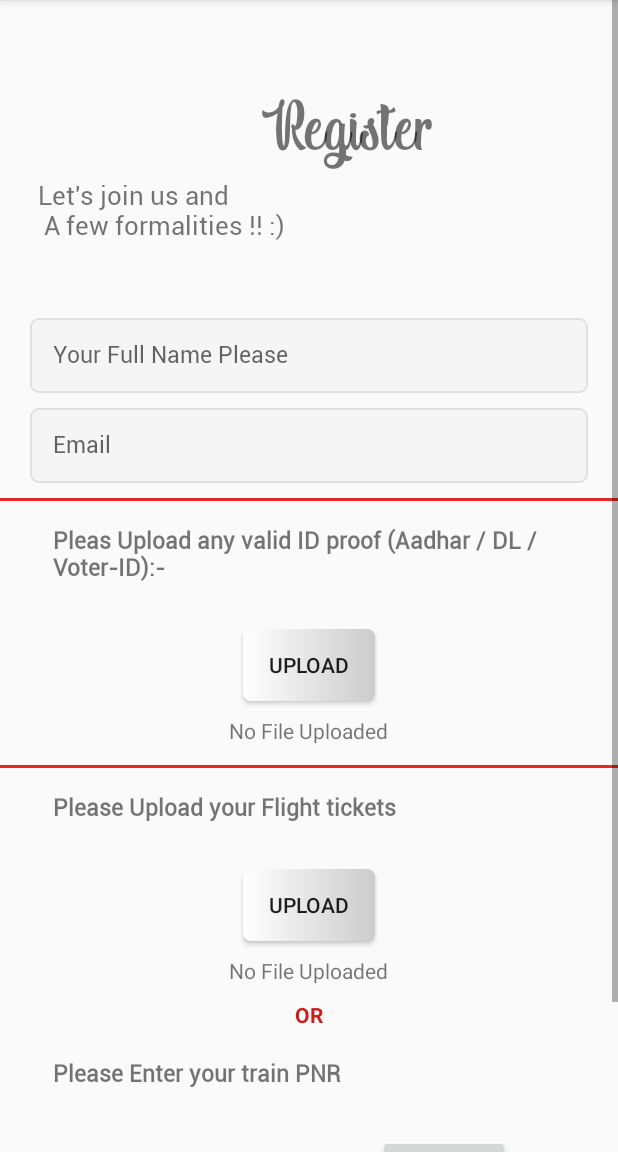
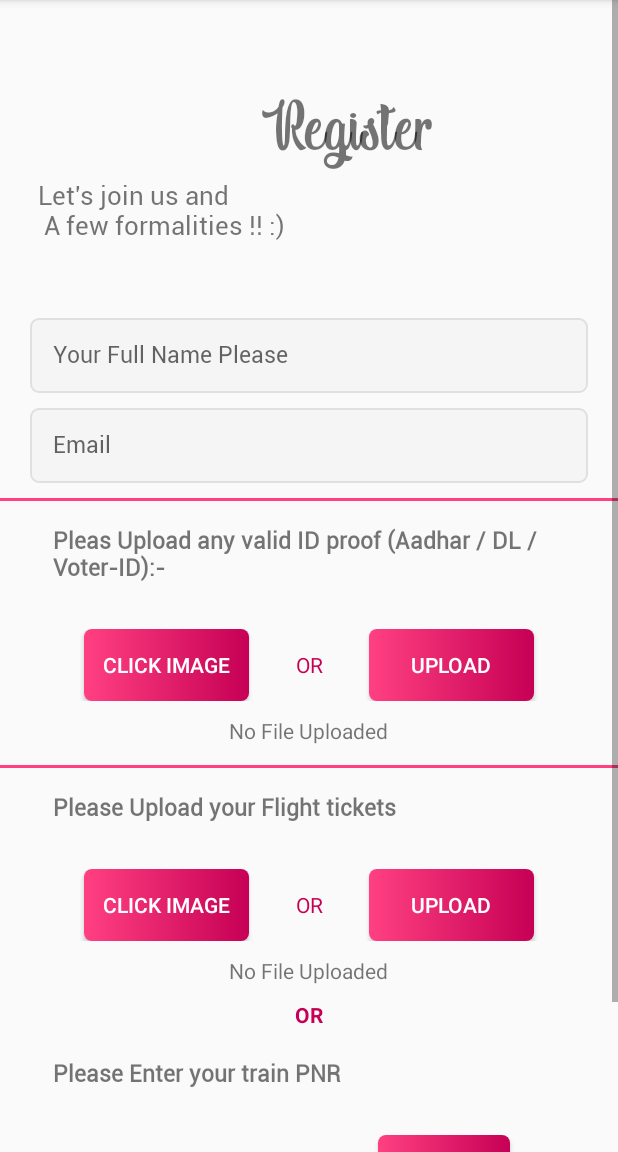
Before and after one commit to abhigupta19/Wedding_app, an Android app: the MainActivity screen opened directly, with no data from a screen before it, on a phone screen of 412 x 824 dp, the part 84-1236 px from its top. Run offline under Robolectric (Android 15) with nearby library versions, the phone set to English and light mode, and no system bars; our stand-ins replace Firebase (no records; nobody signed in at launch, a user with empty details on screens opened directly).

Commit message:
UI THeme changed

```diff
--- a/app/src/main/res/drawable/button_background.xml
+++ b/app/src/main/res/drawable/button_background.xml
@@ -1,5 +1,5 @@
 <shape xmlns:android="http://schemas.android.com/apk/res/android">
     <corners android:radius="5dp"/>
-    <gradient android:startColor="#CC1D1D"
-        android:endColor="#CC1D1D"/>
+    <gradient android:startColor="@color/primary_dark"
+        android:endColor="@color/primary_darker"/>
 </shape>
--- a/app/src/main/res/layout/activity_login.xml
+++ b/app/src/main/res/layout/activity_login.xml
@@ -5,7 +5,7 @@
     xmlns:tools="http://schemas.android.com/tools"
     android:layout_width="match_parent"
     android:layout_height="match_parent"
-    android:background="@color/primary"
+    android:background="@drawable/back"
     tools:context=".Login">
 
 
@@ -13,7 +13,7 @@
         android:layout_width="1dp"
         android:layout_height="1dp"
         android:scaleType="centerCrop"
-        android:src="@drawable/backgtound_png"
+        android:src="@drawable/back"
         android:alpha="127"
         android:visibility="gone"
         app:layout_constraintBottom_toBottomOf="parent"
@@ -32,7 +32,7 @@
         android:text=" XYZ "
         android:textAlignment="center"
         android:layout_gravity="center_horizontal"
-        android:textColor="#ffffff"
+        android:textColor="@color/black"
         android:textSize="30sp"
         app:layout_constraintEnd_toEndOf="parent"
         app:layout_constraintHorizontal_bias="1.0"
@@ -90,7 +90,7 @@
             android:layout_marginLeft="8dp"
             android:layout_marginTop="0dp"
             android:text="Phone number"
-            android:textColor="@color/white"
+            android:textColor="@color/black"
             app:layout_constraintStart_toStartOf="@+id/userPhone"
             app:layout_constraintTop_toBottomOf="@+id/username" />
 
@@ -104,8 +104,8 @@
             android:layout_marginBottom="8dp"
             android:background="@drawable/edittext_background"
             android:hint="Your Phone number!"
-            android:textColor="@color/accent"
-            android:textColorHint="@color/accent"
+            android:textColor="@color/black"
+            android:textColorHint="@color/black"
             android:inputType="phone"
             android:padding="15dp"
             app:layout_constraintBottom_toBottomOf="parent"
@@ -137,7 +137,7 @@
             android:layout_marginBottom="8dp"
             android:text="Enter the 4 digit OTP"
             android:textAlignment="center"
-            android:textColor="@color/accent"
+            android:textColor="@color/black"
             android:textStyle="bold"
             android:gravity="center"
             app:layout_constraintBottom_toTopOf="@+id/pinView"
@@ -156,9 +156,9 @@
             android:inputType="number"
             android:padding="10dp"
             android:textSize="18sp"
-            android:textColor="@color/accent"
-            app:cursorColor="@color/accent"
-            android:shadowColor="@color/accent"
+            android:textColor="@color/black"
+            app:cursorColor="@color/black"
+            android:shadowColor="@color/black"
             app:itemCount="4"
             app:itemHeight="48dp"
             app:itemRadius="10dp"
@@ -175,7 +175,7 @@
             android:layout_marginTop="16dp"
             android:layout_marginBottom="8dp"
             android:text="Didn't get the OTP? RESEND OTP."
-            android:textColor="@color/accent"
+            android:textColor="@color/black"
             app:layout_constraintBottom_toBottomOf="parent"
             app:layout_constraintEnd_toEndOf="@+id/pinView"
             app:layout_constraintHorizontal_bias="0.473"
--- a/app/src/main/res/layout/activity_main.xml
+++ b/app/src/main/res/layout/activity_main.xml
@@ -90,14 +90,36 @@
         android:layout_height="wrap_content"
         android:gravity="center_horizontal"
         android:orientation="vertical">
+        <LinearLayout
+            android:layout_width="match_parent"
+            android:orientation="horizontal"
+            android:gravity="center_horizontal"
+            android:layout_height="wrap_content">
         <Button
-            android:layout_width="wrap_content"
-            android:background="@drawable/sober_bg"
-            android:text="UPLOAD"
-            android:id="@+id/et_id_up"
+            android:layout_width="110dp"
+            android:background="@drawable/button_background"
+            android:textColor="@color/accent"
+
+            android:text="CLICK IMAGE"
+
+            android:id="@+id/et_id_click"
             android:layout_height="wrap_content"/>
+        <TextView
+            android:text="OR"
+            android:gravity="center_horizontal"
+            android:textColor="@color/primary_darker"
+            android:layout_width="80dp"
+            android:layout_height="wrap_content"/>
+            <Button
+                android:layout_width="110dp"
+                android:background="@drawable/button_background"
+                android:textColor="@color/accent"
+                android:text="UPLOAD"
+                android:id="@+id/et_id_up"
+                android:layout_height="wrap_content"/>
+        </LinearLayout>
         <View
-            android:layout_width="1dp"
+            android:layout_width="80dp"
             android:layout_height="10dp"/>
         <TextView
             android:id="@+id/id_txt"
@@ -138,14 +160,35 @@
         android:layout_height="wrap_content"
         android:gravity="center_horizontal"
         android:orientation="vertical">
+        <LinearLayout
+            android:layout_width="match_parent"
+            android:layout_height="wrap_content"
+            android:gravity="center_horizontal"
+            android:orientation="horizontal">
         <Button
-            android:layout_width="wrap_content"
-            android:background="@drawable/sober_bg"
-            android:text="UPLOAD"
-            android:id="@+id/et_flight_up"
+            android:layout_width="110dp"
+            android:background="@drawable/button_background"
+            android:textColor="@color/accent"
+            android:text="CLICK IMAGE"
+            android:id="@+id/et_flight_click"
             android:layout_height="wrap_content"/>
+            <TextView
+                android:text="OR"
+                android:gravity="center_horizontal"
+                android:textColor="@color/primary_darker"
+                android:layout_width="80dp"
+                android:layout_height="wrap_content"/>
+            <Button
+                android:layout_width="110dp"
+                android:background="@drawable/button_background"
+                android:textColor="@color/accent"
+                android:text="UPLOAD"
+                android:id="@+id/et_flight_up"
+                android:layout_height="wrap_content"/>
+
+        </LinearLayout>
         <View
-            android:layout_width="10dp"
+            android:layout_width="80dp"
             android:layout_height="10dp"/>
         <TextView
             android:layout_width="wrap_content"
@@ -202,6 +245,7 @@
         <Button
             android:layout_width="wrap_content"
             android:layout_height="wrap_content"
+            android:background="@drawable/button_background"
             android:id="@+id/et_pnr_up"
             android:text="SUBMIT"/>
 
--- a/app/src/main/res/values/colors.xml
+++ b/app/src/main/res/values/colors.xml
@@ -1,11 +1,11 @@
 <?xml version="1.0" encoding="utf-8"?>
     <resources>
 
-    <color name="primary">#E43F3F</color>
+    <color name="primary">#ff79b0</color>
 
-    <color name="primary_dark">#E12929</color>
+    <color name="primary_dark">#ff4081</color>
 
-    <color name="primary_darker">#CC1D1D</color>
+    <color name="primary_darker">#c60055</color>
 
     <color name="accent">#FFFFFF</color>
 
```
Also changed, not shown: app/src/main/res/drawable/back.png (added).
